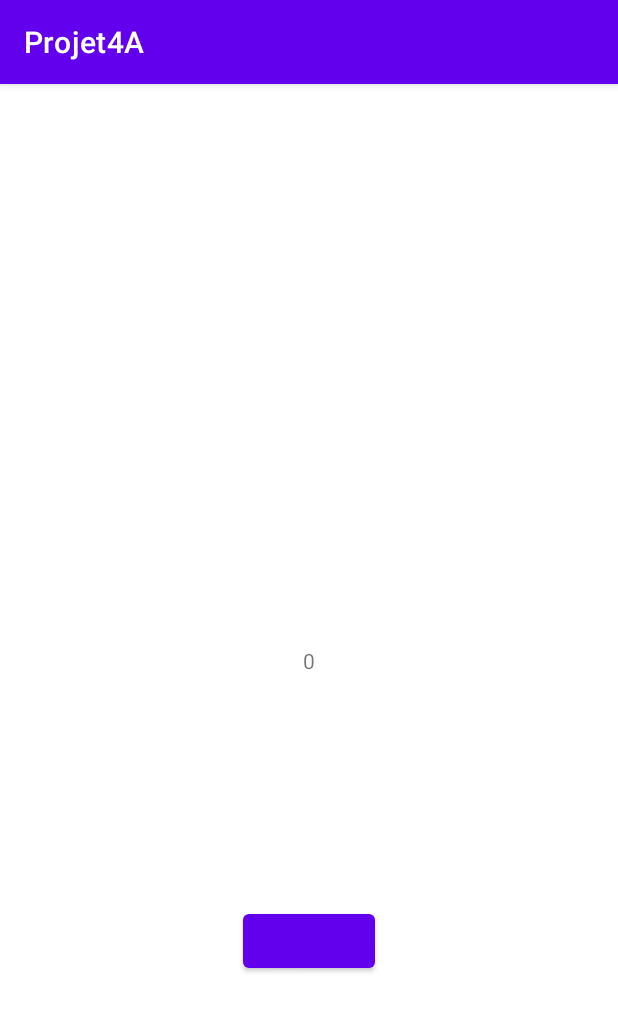
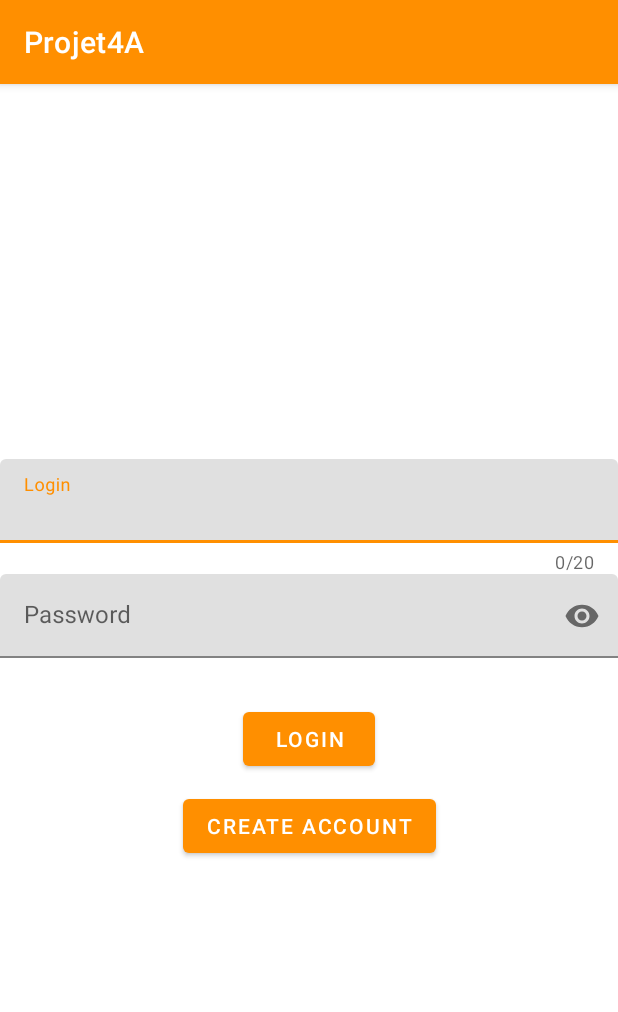
Before and after one commit to Guilhemnespoulous/Kotlin-Android-Project, an Android app: the screen it shows after launch (MainActivity), on a phone screen of 412 x 824 dp. Shown: the top 1012 px of the screen. Run offline under Robolectric (Android 15) with nearby library versions, the phone set to English and light mode, and no system bars; our stand-ins replace Room's generated code.

Commit message:
[Feature][Ecran de connexion] Ajout des textfields login et password + buttons login et create account

```diff
--- a/app/build.gradle
+++ b/app/build.gradle
@@ -45,7 +45,7 @@ dependencies {
     implementation 'androidx.constraintlayout:constraintlayout:2.0.4'
     implementation "org.jetbrains.kotlinx:kotlinx-coroutines-core:1.4.0"
     implementation 'androidx.lifecycle:lifecycle-viewmodel-ktx:2.2.0'
-
+    implementation 'com.google.android.material:material:1.2.1'
 
     implementation "androidx.room:room-runtime:$room_version"
     kapt "androidx.room:room-compiler:$room_version"
--- a/app/src/main/java/com/example/projet4a/presentation/main/MainActivity.kt
+++ b/app/src/main/java/com/example/projet4a/presentation/main/MainActivity.kt
@@ -15,11 +15,9 @@ class MainActivity : AppCompatActivity() {
         super.onCreate(savedInstanceState)
         setContentView(R.layout.activity_main)
 
-        main_button.setOnClickListener{
+        login_button.setOnClickListener{
             mainViewModel.onCLickedIncrement("")
         }
-        mainViewModel.counter.observe(this, Observer {
-            value -> main_text.text = value.toString()
-        })
+
     }
 }
--- a/app/src/main/res/layout/activity_main.xml
+++ b/app/src/main/res/layout/activity_main.xml
@@ -4,26 +4,75 @@
     xmlns:tools="http://schemas.android.com/tools"
     android:layout_width="match_parent"
     android:layout_height="match_parent"
+
     tools:context=".presentation.main.MainActivity">
 
-    <TextView
-        android:id="@+id/main_text"
-        android:layout_width="wrap_content"
+    <com.google.android.material.textfield.TextInputLayout
+        android:id="@+id/login_input_layout"
+        android:layout_width="match_parent"
         android:layout_height="wrap_content"
-        android:text="Hello World!"
-        app:layout_constraintBottom_toBottomOf="parent"
+        android:hint="Login"
+        app:layout_constraintVertical_chainStyle="packed"
+        app:layout_constraintBottom_toTopOf="@+id/password_input_layout"
         app:layout_constraintLeft_toLeftOf="parent"
         app:layout_constraintRight_toRightOf="parent"
-        app:layout_constraintTop_toTopOf="parent" />
+        app:layout_constraintTop_toTopOf="parent"
+        app:counterEnabled="true"
+        app:counterMaxLength="20">
 
-        <Button
-            android:id="@+id/main_button"
+        <com.google.android.material.textfield.TextInputEditText
+            android:id="@+id/login_edit"
+            android:inputType="textEmailAddress"
+            android:layout_width="match_parent"
+            android:layout_height="wrap_content"
+            />
+
+    </com.google.android.material.textfield.TextInputLayout>
+
+    <com.google.android.material.textfield.TextInputLayout
+        android:id="@+id/password_input_layout"
+        android:layout_width="match_parent"
+        android:layout_height="wrap_content"
+        app:endIconMode="password_toggle"
+        android:hint="Password"
+        app:layout_constraintBottom_toTopOf="@+id/login_button"
+        app:layout_constraintLeft_toLeftOf="parent"
+        app:layout_constraintRight_toRightOf="parent"
+        app:layout_constraintTop_toBottomOf="@+id/login_input_layout"
+>
+
+        <com.google.android.material.textfield.TextInputEditText
+            android:id="@+id/password_edit"
+            android:inputType="textPassword"
+            android:layout_width="match_parent"
+            android:layout_height="wrap_content"
+            />
+
+    </com.google.android.material.textfield.TextInputLayout>
+
+
+        <com.google.android.material.button.MaterialButton
+            android:id="@+id/login_button"
             android:layout_width="wrap_content"
             android:layout_height="wrap_content"
+            android:layout_marginTop="30dp"
+            app:layout_constraintBottom_toTopOf="@+id/create_account_button"
+            app:layout_constraintLeft_toLeftOf="parent"
+            app:layout_constraintRight_toRightOf="parent"
+            app:layout_constraintTop_toBottomOf="@+id/password_input_layout"
+            android:text="Login"/>
+
+        <com.google.android.material.button.MaterialButton
+            android:id="@+id/create_account_button"
+            android:layout_width="wrap_content"
+            android:layout_height="wrap_content"
+            android:layout_marginTop="10dp"
+
             app:layout_constraintBottom_toBottomOf="parent"
             app:layout_constraintLeft_toLeftOf="parent"
             app:layout_constraintRight_toRightOf="parent"
-            app:layout_constraintTop_toTopOf="@+id/main_text"/>
+            app:layout_constraintTop_toBottomOf="@+id/login_button"
+            android:text="Create account"/>
 
 
 </androidx.constraintlayout.widget.ConstraintLayout>
--- a/app/src/main/res/values/colors.xml
+++ b/app/src/main/res/values/colors.xml
@@ -1,8 +1,8 @@
 <?xml version="1.0" encoding="utf-8"?>
 <resources>
-    <color name="purple_200">#FFBB86FC</color>
-    <color name="purple_500">#FF6200EE</color>
-    <color name="purple_700">#FF3700B3</color>
+    <color name="purple_200">#ffc046</color>
+    <color name="purple_500">#ff8f00</color>
+    <color name="purple_700">#c56000</color>
     <color name="teal_200">#FF03DAC5</color>
     <color name="teal_700">#FF018786</color>
     <color name="black">#FF000000</color>
```
